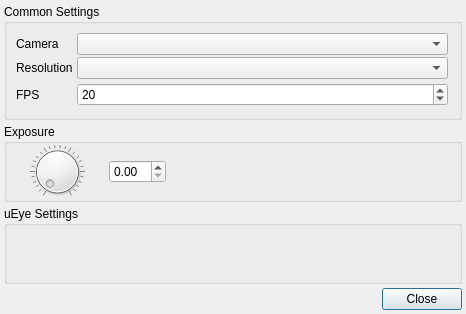
Before: the Qt Designer form src/modules/ueyecamera/ueyecamerasettingsdialog.ui in syntalos/syntalos, drawn with Qt 5.
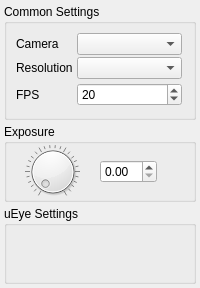
After: the same form once the commit is applied.

```diff
--- a/src/modules/ueyecamera/ueyecamerasettingsdialog.ui
+++ b/src/modules/ueyecamera/ueyecamerasettingsdialog.ui
@@ -6,8 +6,8 @@
    <rect>
     <x>0</x>
     <y>0</y>
-    <width>466</width>
-    <height>314</height>
+    <width>200</width>
+    <height>288</height>
    </rect>
   </property>
   <property name="windowTitle">
@@ -245,16 +245,6 @@
      </layout>
     </widget>
    </item>
-   <item>
-    <widget class="QDialogButtonBox" name="buttonBox">
-     <property name="orientation">
-      <enum>Qt::Horizontal</enum>
-     </property>
-     <property name="standardButtons">
-      <set>QDialogButtonBox::Close</set>
-     </property>
-    </widget>
-   </item>
   </layout>
  </widget>
  <resources/>
```
Left out of the diff: 21 changed lines with no effect on the pictures.
